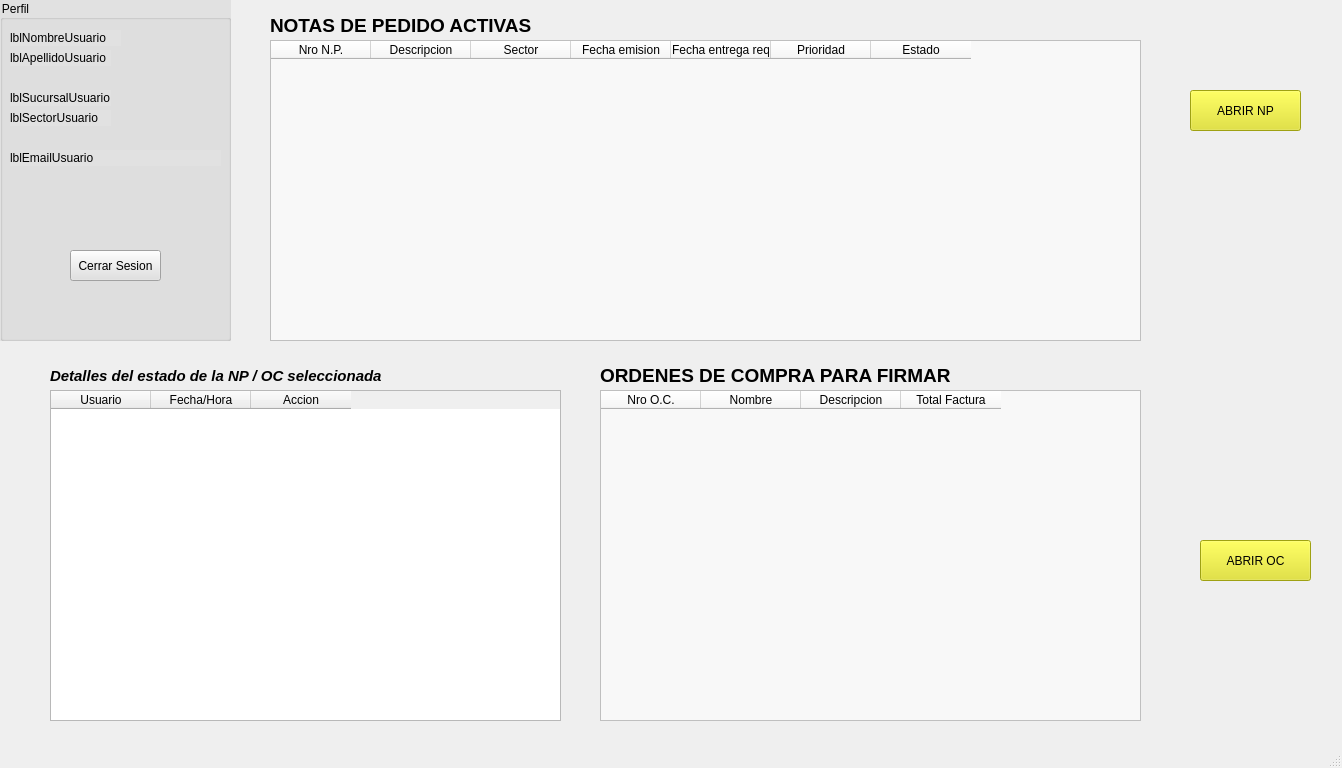
First picture: the form in pantallaGerenteGeneral.ui, repository AyeQuinteros15/DemoPracticas, before the edit.
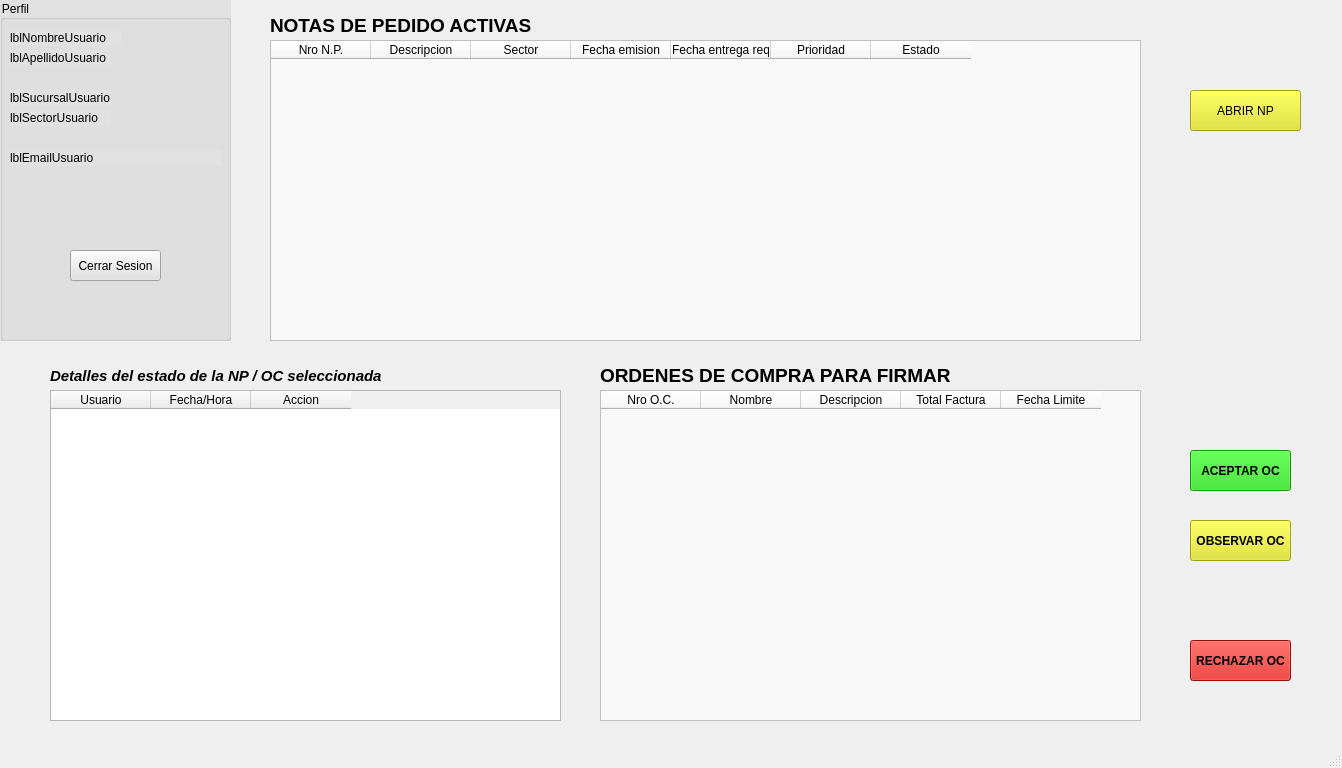
Second picture: the form after the edit.

The edit to the form file:
```diff
--- a/pantallaGerenteGeneral.ui
+++ b/pantallaGerenteGeneral.ui
@@ -300,22 +300,76 @@
       <string>Total Factura</string>
      </property>
     </column>
+    <column>
+     <property name="text">
+      <string>Fecha Limite</string>
+     </property>
+    </column>
    </widget>
    <widget class="QPushButton" name="btnAbrirOC_GG">
     <property name="geometry">
      <rect>
-      <x>1200</x>
-      <y>540</y>
-      <width>111</width>
+      <x>1190</x>
+      <y>450</y>
+      <width>101</width>
       <height>41</height>
      </rect>
+    </property>
+    <property name="font">
+     <font>
+      <bold>true</bold>
+     </font>
+    </property>
+    <property name="styleSheet">
+     <string notr="true">color: rgb(0, 0, 0);
+background-color: rgb(23, 212, 9);</string>
+    </property>
+    <property name="text">
+     <string>ACEPTAR OC</string>
+    </property>
+   </widget>
+   <widget class="QPushButton" name="btnRechazarOC_GG">
+    <property name="geometry">
+     <rect>
+      <x>1190</x>
+      <y>640</y>
+      <width>101</width>
+      <height>41</height>
+     </rect>
+    </property>
+    <property name="font">
+     <font>
+      <bold>true</bold>
+     </font>
+    </property>
+    <property name="styleSheet">
+     <string notr="true">color: rgb(0, 0, 0);
+background-color: rgb(211, 21, 14);</string>
+    </property>
+    <property name="text">
+     <string>RECHAZAR OC</string>
+    </property>
+   </widget>
+   <widget class="QPushButton" name="btnObservarOC_GG">
+    <property name="geometry">
+     <rect>
+      <x>1190</x>
+      <y>520</y>
+      <width>101</width>
+      <height>41</height>
+     </rect>
+    </property>
+    <property name="font">
+     <font>
+      <bold>true</bold>
+     </font>
     </property>
     <property name="styleSheet">
      <string notr="true">background-color: rgb(223, 226, 25);
 color: rgb(0, 0, 0);</string>
     </property>
     <property name="text">
-     <string>ABRIR OC</string>
+     <string>OBSERVAR OC</string>
     </property>
    </widget>
   </widget>
```
Left out of the diff: 2 changed lines with no effect on the pictures.
